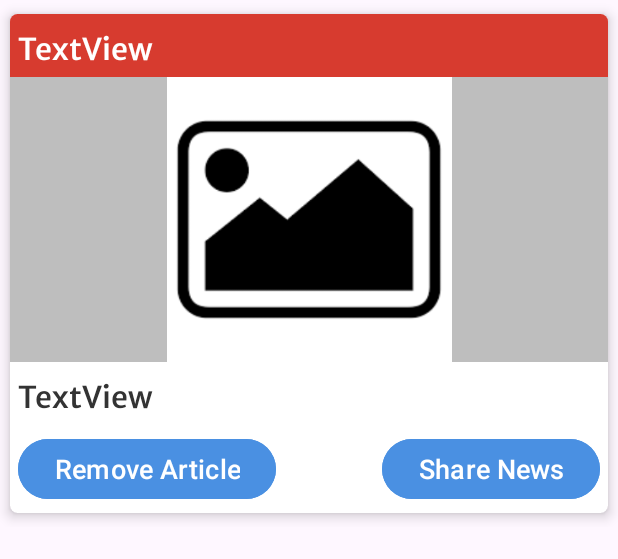
After one commit to GeeklyCoder7/NewsApp, an Android app: the layout saved_articles_sample.xml on its own in the app's theme, with its tools: preview values and no code run, on a phone screen of 412 x 824 dp. The commit adds this screen. Shown: the top 559 px of the screen. Run offline under Robolectric (Android 15) with nearby library versions, the light colour scheme and no system bars.

Commit message:
Fixed some issues.

```diff
--- a/app/src/main/java/com/example/newsapp/activities/MainActivity.java
+++ b/app/src/main/java/com/example/newsapp/activities/MainActivity.java
@@ -89,7 +89,7 @@ public class MainActivity extends AppCompatActivity implements CategoryRecyclerV
         binding.savedArticlesScreenIconImageView.setOnClickListener(new View.OnClickListener() {
             @Override
             public void onClick(View v) {
-                startActivity(new Intent(MainActivity.this, SavedArticlesActivity.class));
+//                startActivity(new Intent(MainActivity.this, SavedArticlesActivity.class));
             }
         });
     }
--- /dev/null
+++ b/app/src/main/res/layout/saved_articles_sample.xml
@@ -0,0 +1,91 @@
+<?xml version="1.0" encoding="utf-8"?>
+<androidx.constraintlayout.widget.ConstraintLayout xmlns:android="http://schemas.android.com/apk/res/android"
+    xmlns:app="http://schemas.android.com/apk/res-auto"
+    android:layout_width="match_parent"
+    android:layout_height="wrap_content">
+
+    <androidx.cardview.widget.CardView
+        android:layout_width="0dp"
+        android:layout_height="wrap_content"
+        android:backgroundTint="@color/white"
+        app:cardCornerRadius="5dp"
+        app:cardElevation="5dp"
+        app:cardUseCompatPadding="true"
+        app:layout_constraintBottom_toBottomOf="parent"
+        app:layout_constraintEnd_toEndOf="parent"
+        app:layout_constraintStart_toStartOf="parent"
+        app:layout_constraintTop_toTopOf="parent">
+
+        <LinearLayout
+            android:layout_width="match_parent"
+            android:layout_height="wrap_content"
+            android:orientation="vertical">
+
+            <TextView
+                android:id="@+id/newsHeadlineTextView"
+                android:layout_width="match_parent"
+                android:layout_height="wrap_content"
+                android:background="@color/primary_color"
+                android:fontFamily="@font/merriweather_sans_medium"
+                android:padding="5dp"
+                android:text="TextView"
+                android:textColor="@color/white"
+                android:textSize="20sp" />
+
+            <ImageView
+                android:id="@+id/newsImageView"
+                android:layout_width="match_parent"
+                android:layout_height="190dp"
+                android:background="#BEBEBE"
+                android:scaleType="fitCenter"
+                app:srcCompat="@drawable/placeholder" />
+
+            <TextView
+                android:id="@+id/newsDescriptionTextView"
+                android:layout_width="match_parent"
+                android:layout_height="wrap_content"
+                android:fontFamily="@font/merriweather_sans_medium"
+                android:padding="5dp"
+                android:text="TextView"
+                android:textColor="@color/news_text_color"
+                android:textSize="20sp" />
+
+            <LinearLayout
+                android:layout_width="match_parent"
+                android:layout_height="wrap_content"
+                android:orientation="horizontal"
+                android:padding="5dp">
+
+                <Button
+                    android:id="@+id/removeArticleButton"
+                    android:layout_width="wrap_content"
+                    android:layout_height="wrap_content"
+                    android:layout_gravity="start"
+                    android:layout_weight="0"
+                    android:backgroundTint="@color/button_bg_color"
+                    android:text="Remove Article"
+                    android:textColor="@color/white"
+                    android:textSize="18sp" />
+
+                <Space
+                    android:layout_width="0dp"
+                    android:layout_height="wrap_content"
+                    android:layout_weight="1" />
+
+                <Button
+                    android:id="@+id/shareNewsButton"
+                    android:layout_width="wrap_content"
+                    android:layout_height="wrap_content"
+                    android:layout_gravity="end"
+                    android:layout_weight="0"
+                    android:backgroundTint="@color/button_bg_color"
+                    android:text="Share News"
+                    android:textColor="@color/white"
+                    android:textSize="18sp" />
+
+            </LinearLayout>
+
+        </LinearLayout>
+    </androidx.cardview.widget.CardView>
+
+</androidx.constraintlayout.widget.ConstraintLayout>
```
Also changed, not shown: app/src/main/java/com/example/newsapp/activities/SavedArticlesActivity.java (deleted, +0 -67 lines), app/src/main/java/com/example/newsapp/adapters/NewsRecyclerViewAdapter.java (+1 -44 lines), app/src/main/java/com/example/newsapp/utils/ArrayListConverter.java (deleted, +0 -18 lines), app/src/main/res/layout/activity_saved_articles.xml (deleted, +0 -52 lines), app/src/main/java/com/example/newsapp/interfaces/ArticleDao.java (line endings or trailing spaces).
